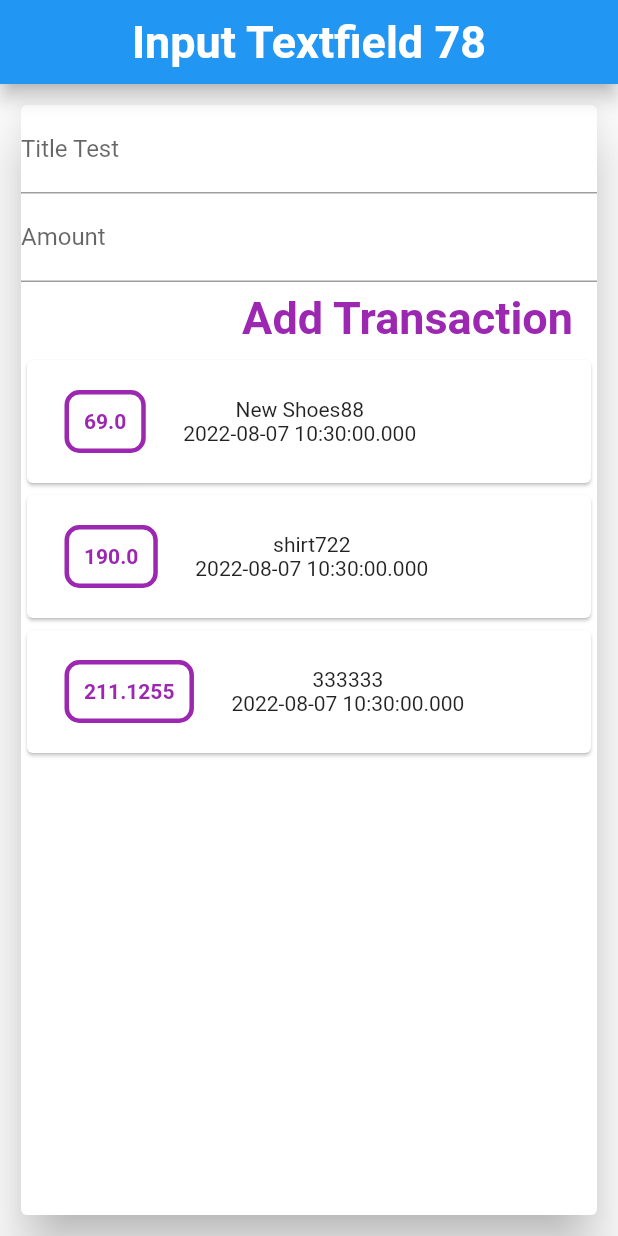
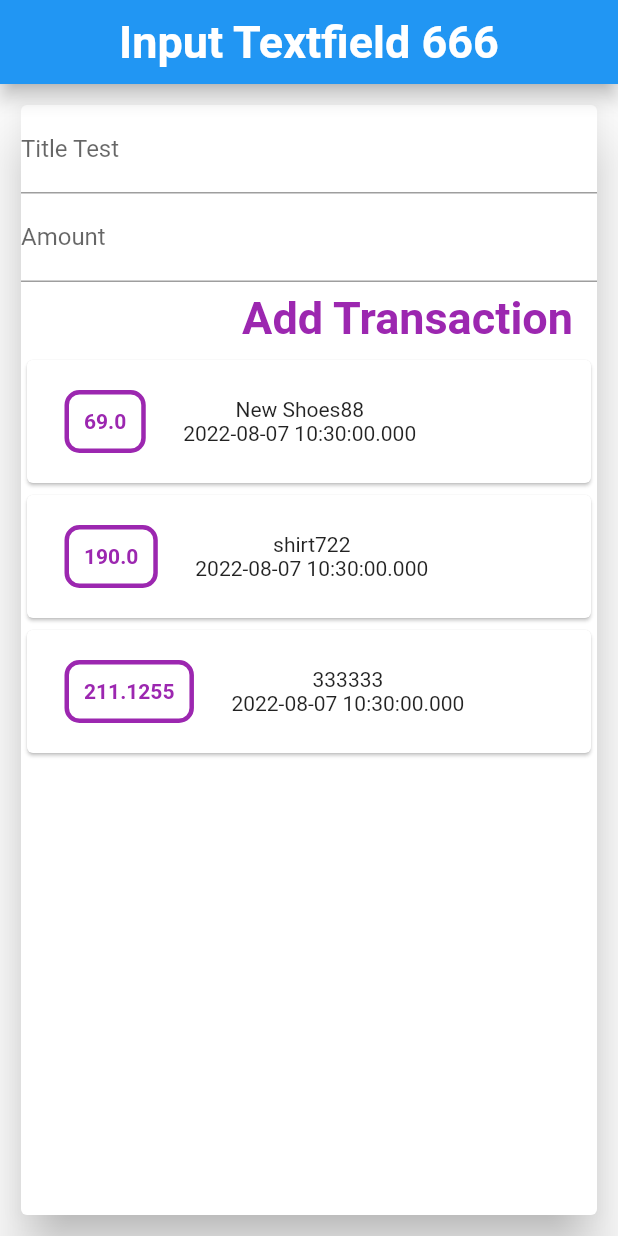
Before and after one commit to ponganan/input_textfield, a Flutter app: the screen it shows after launch, on a phone screen of 412 x 824 dp. Run offline on Flutter 3.47's test engine with Material 2 defaults, Android fonts, the phone set to English and light mode, and no system bars.

```diff
--- a/lib/main.dart
+++ b/lib/main.dart
@@ -44,7 +44,7 @@ class _InputTFState extends State<InputTF> {
           centerTitle: true,
           elevation: 5,
           title: Text(
-            'Input Textfield 78',
+            'Input Textfield 666',
             style: TextStyle(
               fontSize: 30,
               fontWeight: FontWeight.bold,
```
